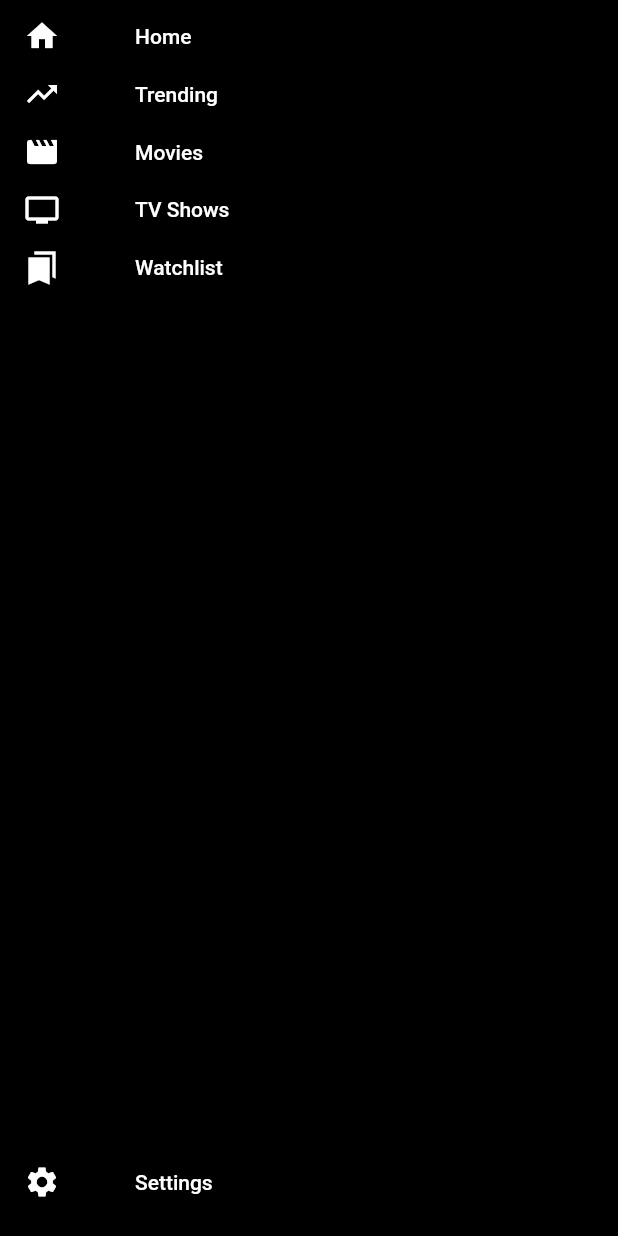
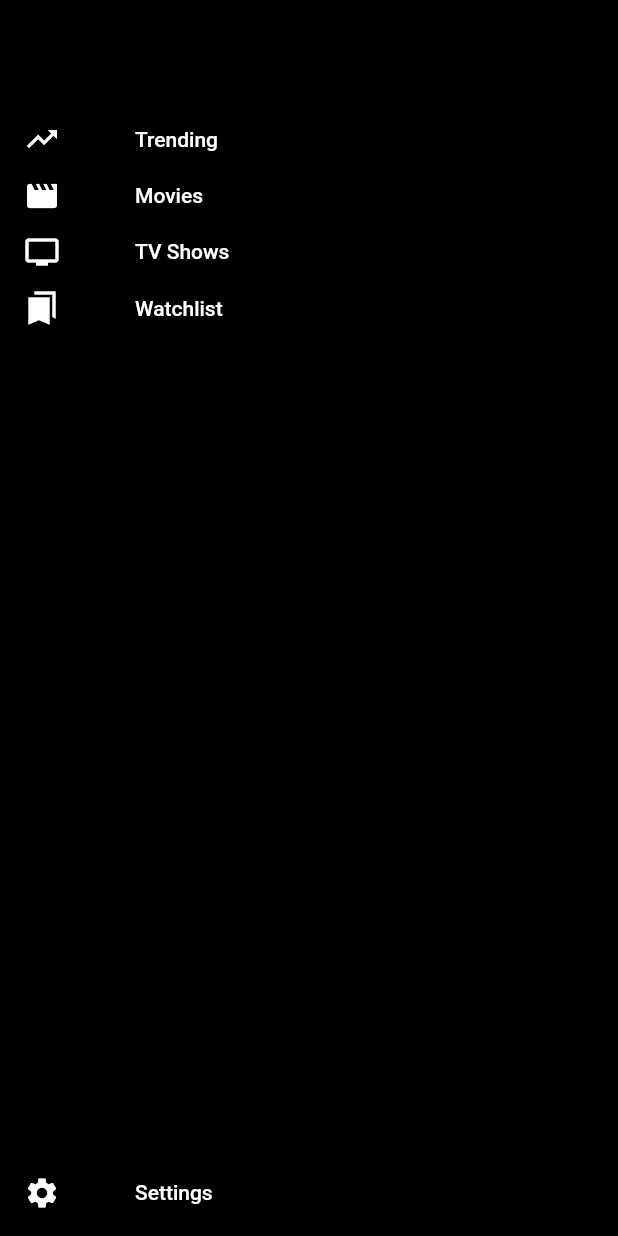
Before and after one commit to ACHRAF-YOUSSEF/mtrak, a Flutter app: the screen it shows after launch, with the side drawer open, on a phone screen of 412 x 824 dp. Run offline on Flutter 3.47's test engine with Material 2 defaults, Android fonts, the phone set to English and light mode, and no system bars; our stand-ins replace google_fonts; missing offline and left inert: tmdb_api.

Commit message:
Update main.dart

```diff
--- a/lib/main.dart
+++ b/lib/main.dart
@@ -83,26 +83,10 @@ class _MyAppState extends State<MyApp> {
           padding: const EdgeInsets.fromLTRB(0, 10.0, 0, 0),
           child: Column(
             children: [
-              Flexible(
-                fit: FlexFit.tight,
-                flex: 2,
-                child: ElevatedButton(
-                  onPressed: () {},
-                  child: Row(
-                    children: const [
-                      Icon(Icons.home),
-                      SizedBox(
-                        width: 50.0,
-                      ),
-                      Text("Home"),
-                    ],
-                  ),
-                ),
-              ),
               const Flexible(
-                flex: 1,
+                flex: 5,
                 child: SizedBox(
-                  height: 10.0,
+                  height: 100.0,
                 ),
               ),
               Flexible(
```
